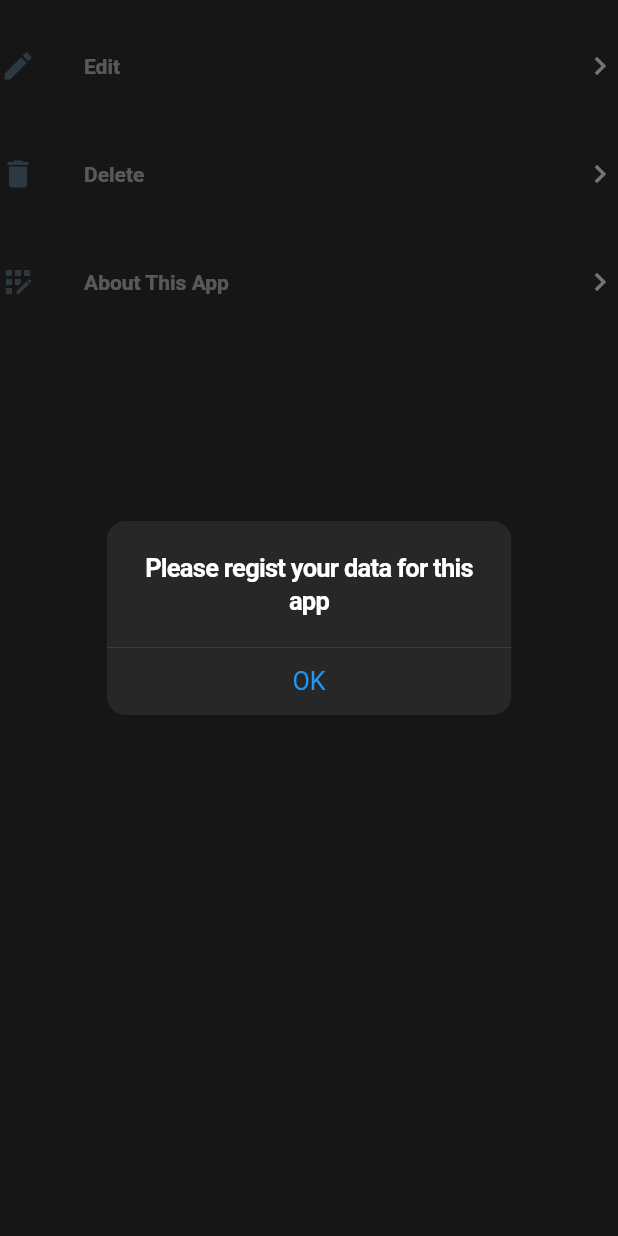
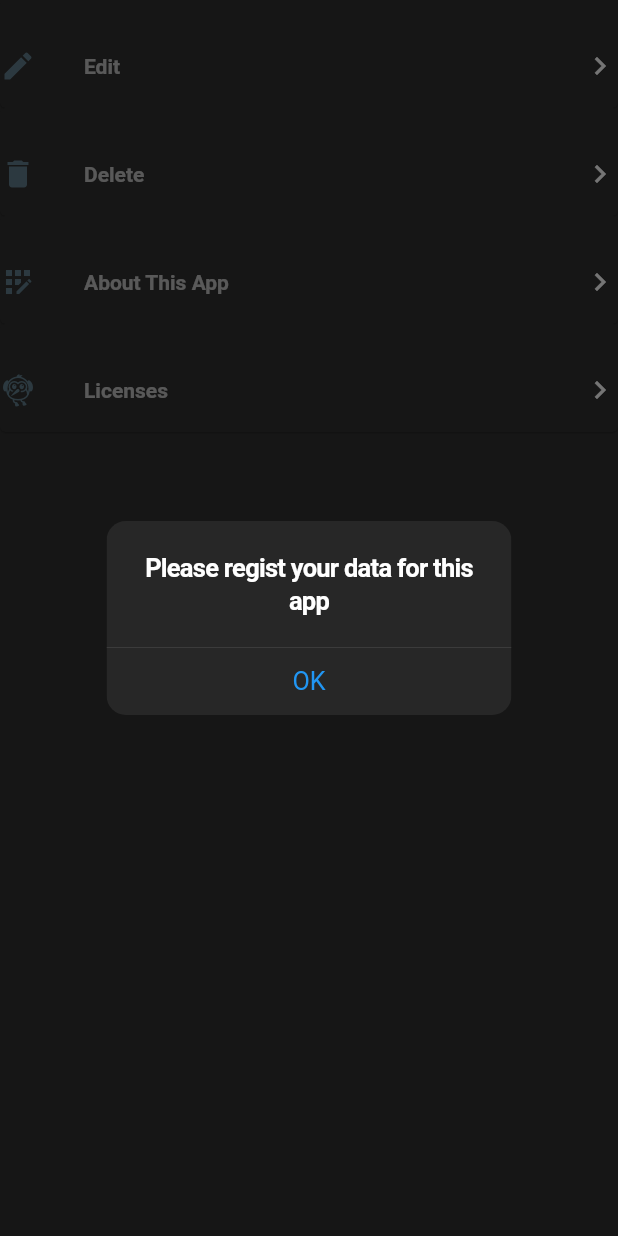
Before and after one commit to kolbe-ryo/budget_scouter, a Flutter app: the SettingPage screen opened directly, after a tap on "Edit", on a phone screen of 412 x 824 dp. Run offline on Flutter 3.47's test engine with Material 2 defaults, Android fonts, the phone set to English and light mode, and no system bars; our stand-ins replace fl_chart, flutter_riverpod, font_awesome_flutter, freezed_annotation, google_mobile_ads, pie_chart and 2 more; accounts and stored records are empty; generated files the repository leaves out were written again; network calls fail.

Commit message:
add license

```diff
--- a/lib/l10n/app_en.arb
+++ b/lib/l10n/app_en.arb
@@ -32,5 +32,6 @@
   "delete": "Delete",
   "delete_alert": "Delete your data? This can't undone.",
   "about_this_app": "About This App",
+  "licenses": "Licenses",
   "input_money": "Input Use Money"
 }
--- a/lib/l10n/app_ja.arb
+++ b/lib/l10n/app_ja.arb
@@ -31,5 +31,6 @@
   "delete": "削除する",
   "delete_alert": "データを削除しますか？この操作は元には戻せません",
   "about_this_app": "このアプリについて",
+  "licenses": "ライセンス",
   "input_money": "使用金額を入力"
 }
--- a/lib/view/page/setting_page.dart
+++ b/lib/view/page/setting_page.dart
@@ -1,5 +1,4 @@
 // Flutter imports:
-import 'package:budget_scouter/model/money_meter_model.dart';
 import 'package:flutter/material.dart';
 
 // Package imports:
@@ -8,7 +7,9 @@ import 'package:flutter_riverpod/flutter_riverpod.dart';
 
 // Project imports:
 import '../../model/money_consumption_history_model.dart';
+import '../../model/money_meter_model.dart';
 import '../common/app_dialog.dart';
+import '../common/logo_image.dart';
 import '../common/setting_tile.dart';
 import '../modal/money_meter_initital_setting_modal.dart';
 import 'about_app_webview.dart';
@@ -77,6 +78,15 @@ class SettingPage extends ConsumerWidget {
               MaterialPageRoute(
                 builder: ((context) => const AboutAppWebview()),
               ),
+            ),
+          ),
+          SettingTile(
+            title: AppLocalizations.of(context)!.licenses,
+            icon: Icons.flutter_dash,
+            onTap: () => showLicensePage(
+              context: context,
+              applicationIcon: const LogoImage(),
+              applicationVersion: '1.0.0',
             ),
           ),
           // ElevatedButton(
```
Also changed, not shown: pubspec.lock, 1 other file.
